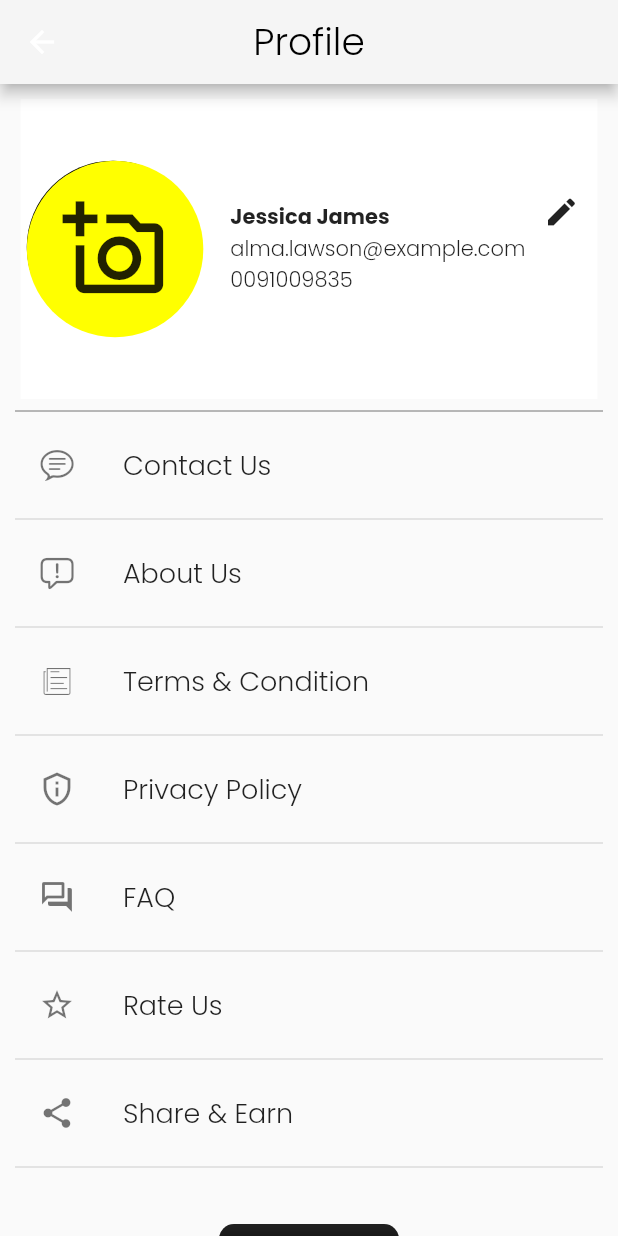
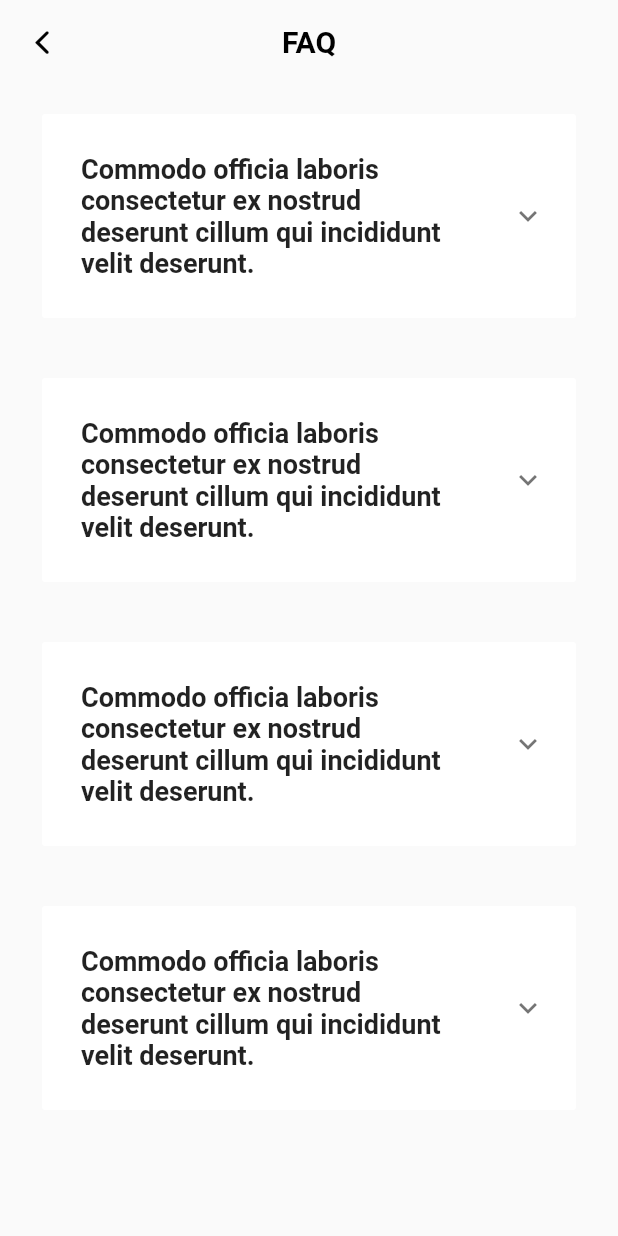
Before and after one commit to diptesh2082/Vyam2_final, a Flutter app: the ProfilePart screen opened directly, after a tap on "FAQ", on a phone screen of 412 x 824 dp. Run offline on Flutter 3.47's test engine with Material 2 defaults, Android fonts, the phone set to English and light mode, and no system bars; our stand-ins replace get, google_fonts, google_maps_flutter, hexcolor, image_picker, percent_indicator and 2 more.

Commit message:
added faq

```diff
--- /dev/null
+++ b/lib/Home/profile/faq.dart
@@ -0,0 +1,106 @@
+import 'package:flutter/cupertino.dart';
+import 'package:flutter/material.dart';
+import 'package:get/get.dart';
+import 'package:vyam_2_final/controllers/faq_controller.dart';
+
+class Faq extends StatefulWidget {
+  const Faq({Key? key}) : super(key: key);
+
+  @override
+  State<Faq> createState() => _FaqState();
+}
+
+class _FaqState extends State<Faq> {
+  final FaqController controller = Get.put(FaqController());
+
+  @override
+  Widget build(BuildContext context) {
+    return Scaffold(
+      appBar: AppBar(
+        leading: IconButton(
+          onPressed: () {
+            Get.back();
+          },
+          icon: const Icon(
+            CupertinoIcons.back,
+            color: Colors.black,
+          ),
+        ),
+        title: const Text(
+          'FAQ',
+          style: TextStyle(
+            color: Colors.black,
+            fontWeight: FontWeight.bold,
+          ),
+        ),
+        centerTitle: true,
+        backgroundColor: Colors.transparent,
+        elevation: 0,
+      ),
+      body: ListView.builder(
+          itemCount: controller.faqLists.length,
+          itemBuilder: (context, index) {
+            final faq = controller.faqLists[index];
+            return Container(
+              margin: const EdgeInsets.all(16),
+              padding: const EdgeInsets.symmetric(horizontal: 12, vertical: 4),
+              decoration: BoxDecoration(
+                borderRadius: BorderRadius.circular(12),
+              ),
+              child: ExpansionPanelList(
+                animationDuration: const Duration(milliseconds: 1000),
+                elevation: 0,
+                expandedHeaderPadding: const EdgeInsets.symmetric(vertical: 0),
+                children: [
+                  ExpansionPanel(
+                    body: Container(
+                      padding: const EdgeInsets.all(10),
+                      child: Column(
+                        mainAxisAlignment: MainAxisAlignment.spaceBetween,
+                        crossAxisAlignment: CrossAxisAlignment.start,
+                        children: <Widget>[
+                          const Divider(
+                            color: Colors.black54,
+                          ),
+                          const SizedBox(
+                            height: 20,
+                          ),
+                          Text(
+                            faq.ans,
+                            style: TextStyle(
+                                color: Colors.grey[700],
+                                fontSize: 15,
+                                letterSpacing: 0.3,
+                                height: 1.3),
+                          ),
+                          const SizedBox(
+                            height: 20,
+                          ),
+                        ],
+                      ),
+                    ),
+                    headerBuilder: (BuildContext context, bool isExpanded) {
+                      return Container(
+                        padding: const EdgeInsets.all(10),
+                        margin: const EdgeInsets.all(16),
+                        child: Text(
+                          faq.que,
+                          style: const TextStyle(
+                              fontSize: 18, fontWeight: FontWeight.bold),
+                        ),
+                      );
+                    },
+                    isExpanded: faq.isExpanded,
+                  )
+                ],
+                expansionCallback: (int item, bool status) {
+                  setState(() {
+                    faq.isExpanded = !faq.isExpanded;
+                  });
+                },
+              ),
+            );
+          }),
+    );
+  }
+}
--- a/lib/Home/profile/profile_page.dart
+++ b/lib/Home/profile/profile_page.dart
@@ -1,28 +1,28 @@
 import 'package:flutter/cupertino.dart';
 import 'package:flutter/material.dart';
 import 'package:get/get.dart';
+import 'package:vyam_2_final/Home/profile/faq.dart';
 import 'package:vyam_2_final/Home/profile/profile.dart';
 import 'package:vyam_2_final/authintication/regitration_from.dart';
 
 class ProfilePart extends StatelessWidget {
   const ProfilePart({Key? key}) : super(key: key);
 
-
   @override
   Widget build(BuildContext context) {
-    Size size =MediaQuery.of(context).size;
+    Size size = MediaQuery.of(context).size;
     // final FirebaseAuth _auth =FirebaseAuth.instance;
     return Scaffold(
       appBar: AppBar(
         backgroundColor: Colors.grey[100],
         centerTitle: true,
-        title: const Text("Profile",
+        title: const Text(
+          "Profile",
           style: TextStyle(
               fontFamily: "Poppins",
               fontSize: 25,
               fontWeight: FontWeight.w500,
-          color: Colors.black
-        ),
+              color: Colors.black),
         ),
       ),
       body: SingleChildScrollView(
@@ -44,7 +44,7 @@ class ProfilePart extends StatelessWidget {
                         mainAxisAlignment: MainAxisAlignment.start,
                         children: [
                           Padding(
-                            padding: EdgeInsets.only(left: size.width*.01),
+                            padding: EdgeInsets.only(left: size.width * .01),
                             child: Stack(
                               children: [
                                 Align(
@@ -56,18 +56,17 @@ class ProfilePart extends StatelessWidget {
                                     ),
                                     height: 115,
                                     width: 115,
-
                                   ),
                                 ),
                                 Positioned(
                                   child: Align(
                                     alignment: Alignment.center,
                                     child: CircleAvatar(
-                                        radius: size.width/7,
+                                        radius: size.width / 7,
                                         backgroundColor: Colors.yellowAccent,
                                         child: IconButton(
                                           iconSize: 100,
-                                          onPressed: (){
+                                          onPressed: () {
                                             // pickImage(ImageSource.gallery);
                                           },
                                           icon: const Icon(
@@ -75,8 +74,7 @@ class ProfilePart extends StatelessWidget {
                                             size: 70,
                                             color: Colors.black87,
                                           ),
-                                        )
-                                    ),
+                                        )),
                                   ),
                                 ),
                               ],
@@ -92,8 +90,7 @@ class ProfilePart extends StatelessWidget {
                                 "Jessica James",
                                 style: TextStyle(
                                     fontFamily: "Poppins",
-                                  fontWeight: FontWeight.w600
-                                ),
+                                    fontWeight: FontWeight.w600),
                               ),
                               Text(
                                 "alma.lawson@example.com",
@@ -101,8 +98,7 @@ class ProfilePart extends StatelessWidget {
                                 maxLines: 1,
                                 style: TextStyle(
                                     fontFamily: "Poppins",
-                                    fontWeight: FontWeight.w400
-                                ),
+                                    fontWeight: FontWeight.w400),
                               ),
                               Text(
                                 "0091009835",
@@ -110,25 +106,22 @@ class ProfilePart extends StatelessWidget {
                                 maxLines: 1,
                                 style: TextStyle(
                                     fontFamily: "Poppins",
-                                    fontWeight: FontWeight.w400
-                                ),
+                                    fontWeight: FontWeight.w400),
                               ),
                             ],
                           ),
                           Padding(
                             padding: const EdgeInsets.only(bottom: 50.0),
                             child: IconButton(
-                                onPressed: (){
-                                  Get.to(()=>Profile());
+                                onPressed: () {
+                                  Get.to(() => Profile());
                                 },
-                                icon: const Icon(Icons.edit)
-                            ),
+                                icon: const Icon(Icons.edit)),
                           )
                         ],
                       ),
                     ],
                   ),
-
                 ),
               ),
               const Divider(
@@ -144,10 +137,7 @@ class ProfilePart extends StatelessWidget {
                 ),
                 title: const Text(
                   "Contact Us",
-                  style: TextStyle(
-                    fontSize: 18,
-                    fontFamily: "Poppins"
-                  ),
+                  style: TextStyle(fontSize: 18, fontFamily: "Poppins"),
                 ),
               ),
               const Divider(
@@ -163,10 +153,7 @@ class ProfilePart extends StatelessWidget {
                 ),
                 title: const Text(
                   "About Us",
-                  style: TextStyle(
-                    fontSize: 18,
-                      fontFamily: "Poppins"
-                  ),
+                  style: TextStyle(fontSize: 18, fontFamily: "Poppins"),
                 ),
               ),
               const Divider(
@@ -178,13 +165,11 @@ class ProfilePart extends StatelessWidget {
                 },
                 leading: const Icon(
                   CupertinoIcons.news,
-                  color: Colors.black54,),
+                  color: Colors.black54,
+                ),
                 title: const Text(
                   "Terms & Condition",
-                  style: TextStyle(
-                    fontSize: 18,
-                      fontFamily: "Poppins"
-                  ),
+                  style: TextStyle(fontSize: 18, fontFamily: "Poppins"),
                 ),
               ),
               const Divider(
@@ -196,13 +181,27 @@ class ProfilePart extends StatelessWidget {
                 },
                 leading: const Icon(
                   Icons.privacy_tip_outlined,
-                  color: Colors.black54,),
+                  color: Colors.black54,
+                ),
                 title: const Text(
                   "Privacy Policy",
-                  style: TextStyle(
-                    fontSize: 18,
-                      fontFamily: "Poppins"
+                  style: TextStyle(fontSize: 18, fontFamily: "Poppins"),
                 ),
+              ),
+              const Divider(
+                thickness: 1,
+              ),
+              ListTile(
+                onTap: () {
+                  Get.to(() => const Faq());
+                },
+                leading: const Icon(
+                  Icons.forum_outlined,
+                  color: Colors.black54,
+                ),
+                title: const Text(
+                  "FAQ",
+                  style: TextStyle(fontSize: 18, fontFamily: "Poppins"),
                 ),
               ),
               const Divider(
@@ -212,13 +211,13 @@ class ProfilePart extends StatelessWidget {
                 onTap: () {
                   // Get.to(() => const MyOrdersScreen());
                 },
-                leading: const Icon(Icons.forum_outlined, color: Colors.black54,),
+                leading: const Icon(
+                  Icons.star_border_outlined,
+                  color: Colors.black54,
+                ),
                 title: const Text(
-                  "FAQ",
-                  style: TextStyle(
-                    fontSize: 18,
-                      fontFamily: "Poppins"
-                  ),
+                  "Rate Us",
+                  style: TextStyle(fontSize: 18, fontFamily: "Poppins"),
                 ),
               ),
               const Divider(
@@ -228,29 +227,13 @@ class ProfilePart extends StatelessWidget {
                 onTap: () {
                   // Get.to(() => const MyOrdersScreen());
                 },
-                leading: const Icon(Icons.star_border_outlined, color: Colors.black54,),
-                title: const Text(
-                  "Rate Us",
-                  style: TextStyle(
-                    fontSize: 18,
-                      fontFamily: "Poppins"
+                leading: const Icon(
+                  Icons.share,
+                  color: Colors.black54,
                 ),
-                ),
-              ),
-              const Divider(
-                thickness: 1,
-              ),
-              ListTile(
-                onTap: () {
-                  // Get.to(() => const MyOrdersScreen());
-                },
-                leading: const Icon(Icons.share, color: Colors.black54,),
                 title: const Text(
                   "Share & Earn",
-                  style: TextStyle(
-                    fontSize: 18,
-                      fontFamily: "Poppins"
-                  ),
+                  style: TextStyle(fontSize: 18, fontFamily: "Poppins"),
                 ),
               ),
               const Divider(
@@ -268,15 +251,13 @@ class ProfilePart extends StatelessWidget {
                       style: ElevatedButton.styleFrom(
                         primary: Colors.black87,
                       ),
-                      onPressed: (){
-
-                      },
-                      child: const Text("Log out",
+                      onPressed: () {},
+                      child: const Text(
+                        "Log out",
                         style: TextStyle(
                             fontSize: 15,
                             fontFamily: "Poppins",
-                        fontWeight: FontWeight.w600
-                      ),
+                            fontWeight: FontWeight.w600),
                       )),
                 ),
               ),
--- /dev/null
+++ b/lib/controllers/faq_controller.dart
@@ -0,0 +1,32 @@
+import 'package:get/get.dart';
+import 'package:vyam_2_final/models/faq_model.dart';
+
+
+class FaqController extends GetxController {
+  List<FaqModel> faqLists = [
+    FaqModel(
+        isExpanded: false,
+        que:
+            "Commodo officia laboris consectetur ex nostrud deserunt cillum qui incididunt velit deserunt.",
+        ans:
+            "Mollit officia laborum amet aliquip amet. Laboris aliquip irure duis ipsum ut. Ut id elit proident excepteur in et esse. Aliqua deserunt enim amet Lorem. Exercitation mollit aliquip nulla in adipisicing Lorem elit ut sunt in. Elit duis consectetur ex mollit quis ullamco eu pariatur aliquip irure"),
+    FaqModel(
+        isExpanded: false,
+        que:
+            "Commodo officia laboris consectetur ex nostrud deserunt cillum qui incididunt velit deserunt.",
+        ans:
+            "Mollit officia laborum amet aliquip amet. Laboris aliquip irure duis ipsum ut. Ut id elit proident excepteur in et esse. Aliqua deserunt enim amet Lorem. Exercitation mollit aliquip nulla in adipisicing Lorem elit ut sunt in. Elit duis consectetur ex mollit quis ullamco eu pariatur aliquip irure"),
+    FaqModel(
+        isExpanded: false,
+        que:
+            "Commodo officia laboris consectetur ex nostrud deserunt cillum qui incididunt velit deserunt.",
+        ans:
+            "Mollit officia laborum amet aliquip amet. Laboris aliquip irure duis ipsum ut. Ut id elit proident excepteur in et esse. Aliqua deserunt enim amet Lorem. Exercitation mollit aliquip nulla in adipisicing Lorem elit ut sunt in. Elit duis consectetur ex mollit quis ullamco eu pariatur aliquip irure"),
+    FaqModel(
+        isExpanded: false,
+        que:
+            "Commodo officia laboris consectetur ex nostrud deserunt cillum qui incididunt velit deserunt.",
+        ans:
+            "Mollit officia laborum amet aliquip amet. Laboris aliquip irure duis ipsum ut. Ut id elit proident excepteur in et esse. Aliqua deserunt enim amet Lorem. Exercitation mollit aliquip nulla in adipisicing Lorem elit ut sunt in. Elit duis consectetur ex mollit quis ullamco eu pariatur aliquip irure")
+  ];
+}
--- /dev/null
+++ b/lib/models/faq_model.dart
@@ -0,0 +1,7 @@
+class FaqModel {
+  late bool isExpanded;
+  final String que;
+  final String ans;
+
+  FaqModel({this.isExpanded = false, required this.que, required this.ans});
+}
```
Lines whose indentation alone changed are shown as unchanged.
